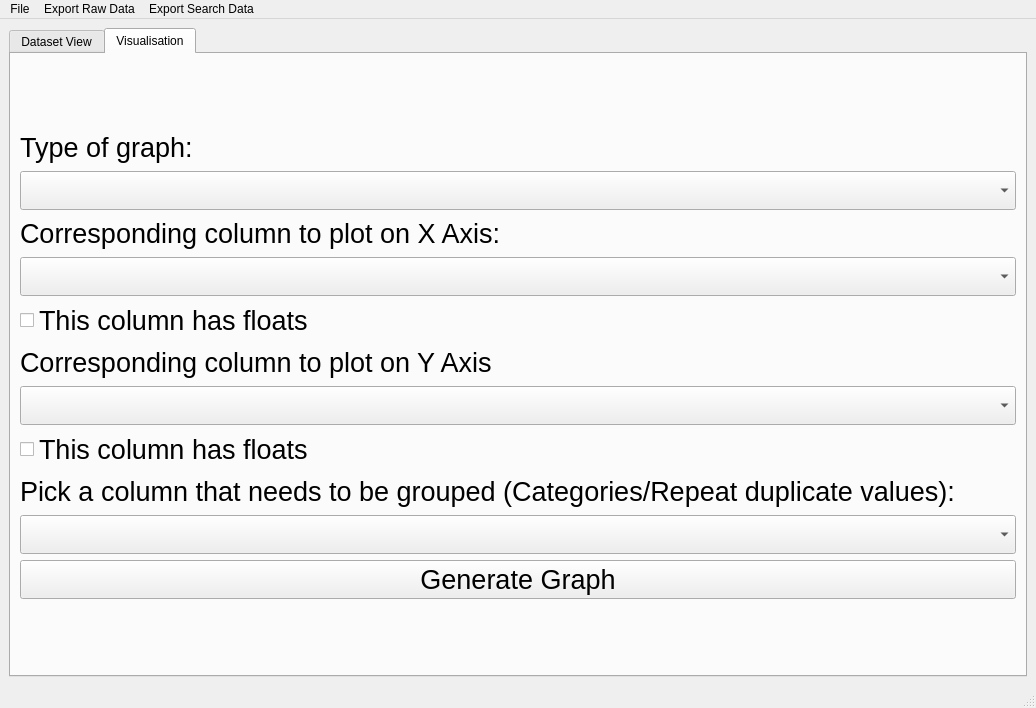
Qt form Main.ui (SITNYP/ICT1002-Team-23) before a commit.
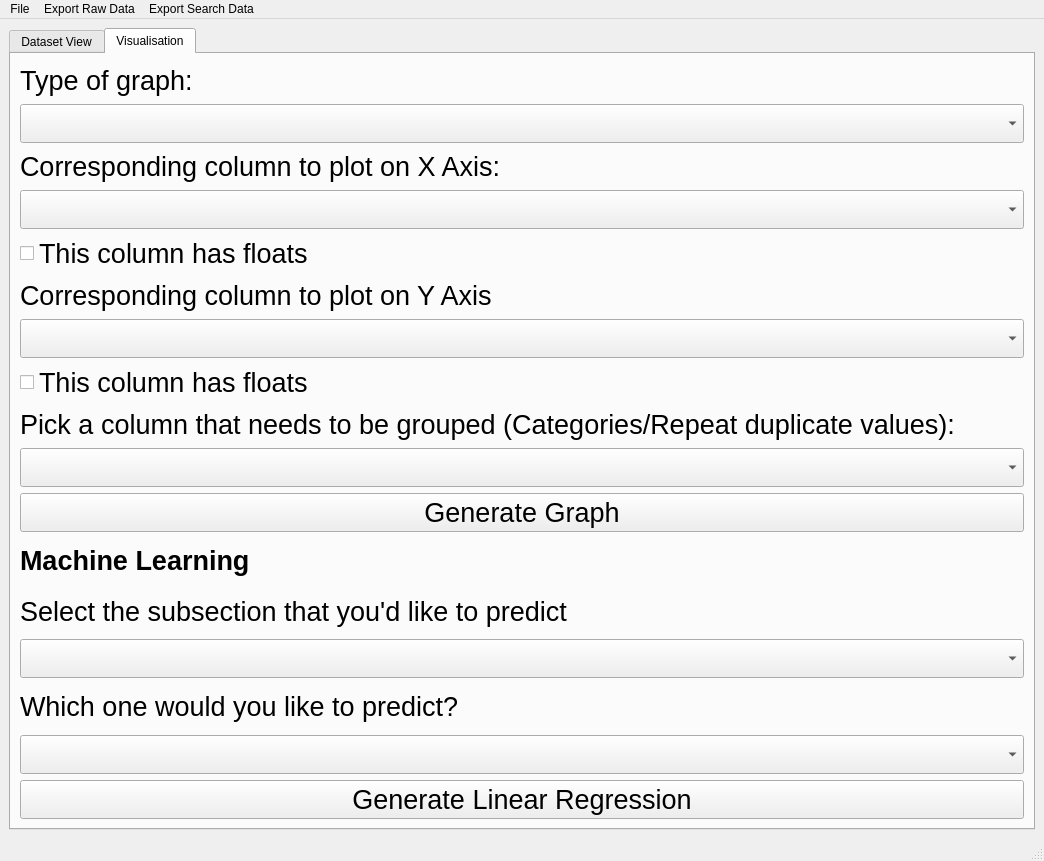
The same form after that commit.

```diff
--- a/Main.ui
+++ b/Main.ui
@@ -6,8 +6,8 @@
    <rect>
     <x>0</x>
     <y>0</y>
-    <width>1036</width>
-    <height>708</height>
+    <width>1044</width>
+    <height>861</height>
    </rect>
   </property>
   <property name="windowTitle">
@@ -79,6 +79,18 @@
         <string>Visualisation</string>
        </attribute>
        <layout class="QGridLayout" name="gridLayout_3">
+        <item row="1" column="0">
+         <widget class="QPushButton" name="generate_2">
+          <property name="font">
+           <font>
+            <pointsize>20</pointsize>
+           </font>
+          </property>
+          <property name="text">
+           <string>Generate Linear Regression</string>
+          </property>
+         </widget>
+        </item>
         <item row="0" column="0">
          <layout class="QVBoxLayout" name="verticalLayout_2">
           <item>
@@ -179,6 +191,8 @@
             <property name="font">
              <font>
               <pointsize>20</pointsize>
+              <weight>50</weight>
+              <bold>false</bold>
              </font>
             </property>
             <property name="text">
@@ -225,6 +239,62 @@
             </property>
            </widget>
           </item>
+          <item>
+           <widget class="QLabel" name="label_5">
+            <property name="font">
+             <font>
+              <pointsize>20</pointsize>
+              <weight>75</weight>
+              <bold>true</bold>
+             </font>
+            </property>
+            <property name="text">
+             <string>Machine Learning</string>
+            </property>
+           </widget>
+          </item>
+          <item>
+           <widget class="QLabel" name="label_6">
+            <property name="font">
+             <font>
+              <pointsize>20</pointsize>
+             </font>
+            </property>
+            <property name="text">
+             <string>Select the subsection that you'd like to predict </string>
+            </property>
+           </widget>
+          </item>
+          <item>
+           <widget class="QComboBox" name="plotBox_2">
+            <property name="font">
+             <font>
+              <pointsize>20</pointsize>
+             </font>
+            </property>
+           </widget>
+          </item>
+          <item>
+           <widget class="QLabel" name="label_7">
+            <property name="font">
+             <font>
+              <pointsize>20</pointsize>
+             </font>
+            </property>
+            <property name="text">
+             <string>Which one would you like to predict?</string>
+            </property>
+           </widget>
+          </item>
+          <item>
+           <widget class="QComboBox" name="predictBox">
+            <property name="font">
+             <font>
+              <pointsize>20</pointsize>
+             </font>
+            </property>
+           </widget>
+          </item>
          </layout>
         </item>
        </layout>
@@ -238,8 +308,8 @@
     <rect>
      <x>0</x>
      <y>0</y>
-     <width>1036</width>
-     <height>21</height>
+     <width>1044</width>
+     <height>26</height>
     </rect>
    </property>
    <widget class="QMenu" name="menuFile">
```
